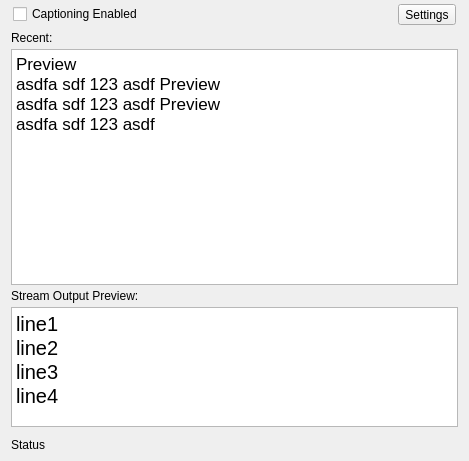
First picture: the form in src/ui/MainCaptionWidget.ui, repository 0x01050/google-live-captions-obs-plugin, before the edit.
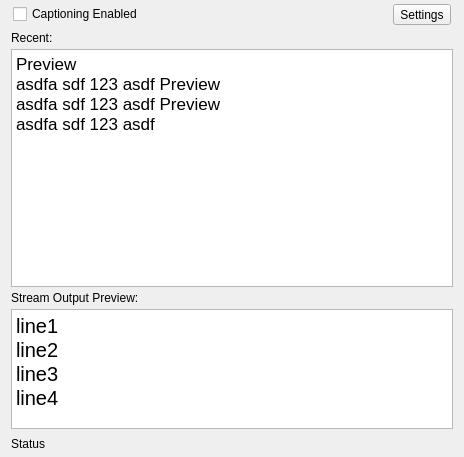
Second picture: the form after the edit.

Commit message: add "Show Preview" button to settings, to show preview

```diff
--- a/src/ui/MainCaptionWidget.ui
+++ b/src/ui/MainCaptionWidget.ui
@@ -6,8 +6,8 @@
    <rect>
     <x>0</x>
     <y>0</y>
-    <width>469</width>
-    <height>461</height>
+    <width>464</width>
+    <height>457</height>
    </rect>
   </property>
   <property name="windowTitle">
@@ -138,26 +138,19 @@
       <property name="bottomMargin">
        <number>4</number>
       </property>
-      <item>
+      <item alignment="Qt::AlignLeft">
        <widget class="QLabel" name="statusTextLabel">
+        <property name="sizePolicy">
+         <sizepolicy hsizetype="Maximum" vsizetype="Preferred">
+          <horstretch>0</horstretch>
+          <verstretch>0</verstretch>
+         </sizepolicy>
+        </property>
         <property name="text">
          <string>Status</string>
         </property>
        </widget>
       </item>
-      <item>
-       <spacer name="horizontalSpacer">
-        <property name="orientation">
-         <enum>Qt::Horizontal</enum>
-        </property>
-        <property name="sizeHint" stdset="0">
-         <size>
-          <width>40</width>
-          <height>20</height>
-         </size>
-        </property>
-       </spacer>
-      </item>
      </layout>
     </widget>
    </item>
```
The commit also changes 4 other files.
